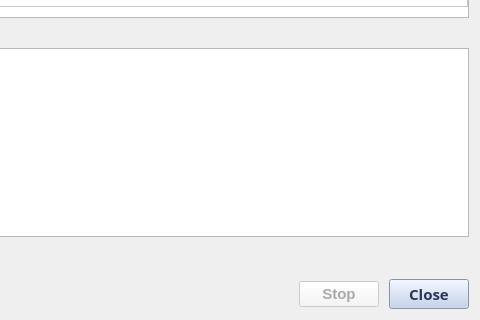
EO-DataHub/eodh-qgis, file eodh_qgis/ui/job_detail.ui: the form before one commit; both pictures show x 166 to 646 and y 171 to 491 of the 646 by 491 pixel window.
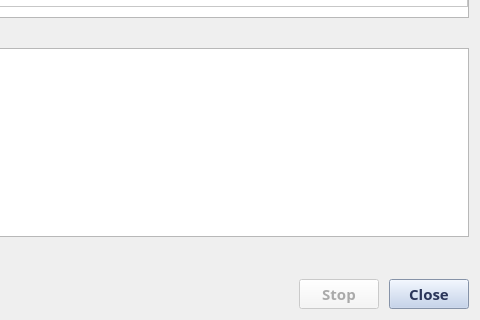
The form after the commit.

```diff
--- a/eodh_qgis/ui/job_detail.ui
+++ b/eodh_qgis/ui/job_detail.ui
@@ -183,6 +183,7 @@
        </property>
        <property name="font">
         <font>
+         <family>Fira Sans</family>
          <pointsize>11</pointsize>
          <weight>75</weight>
          <bold>true</bold>
```
